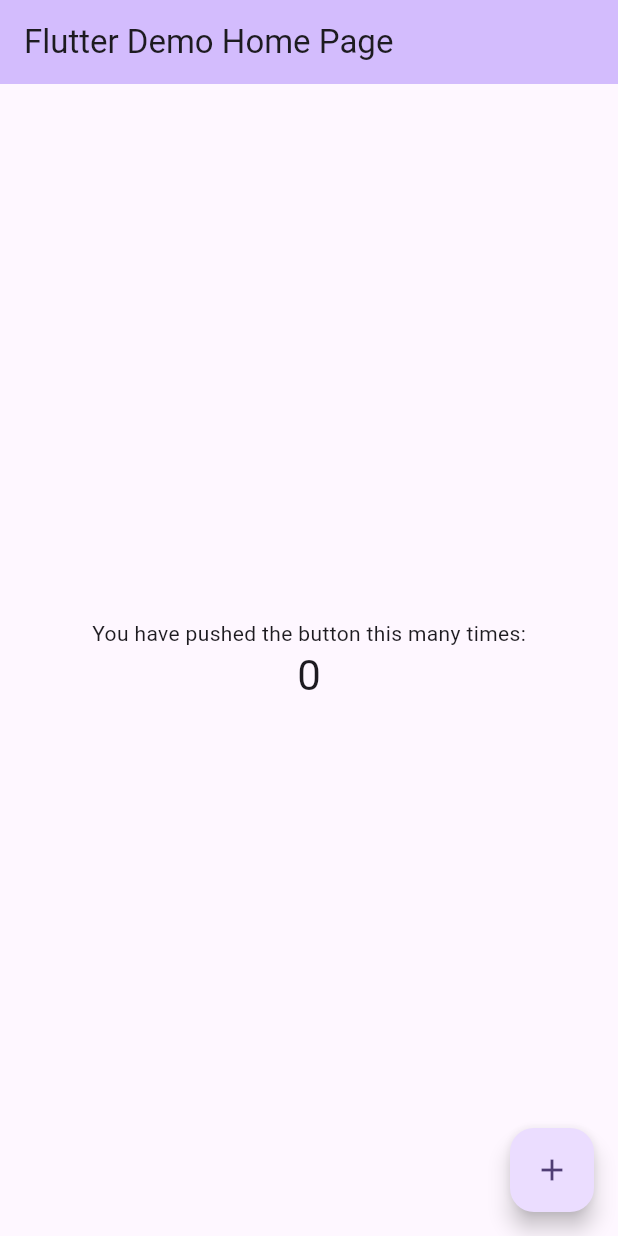
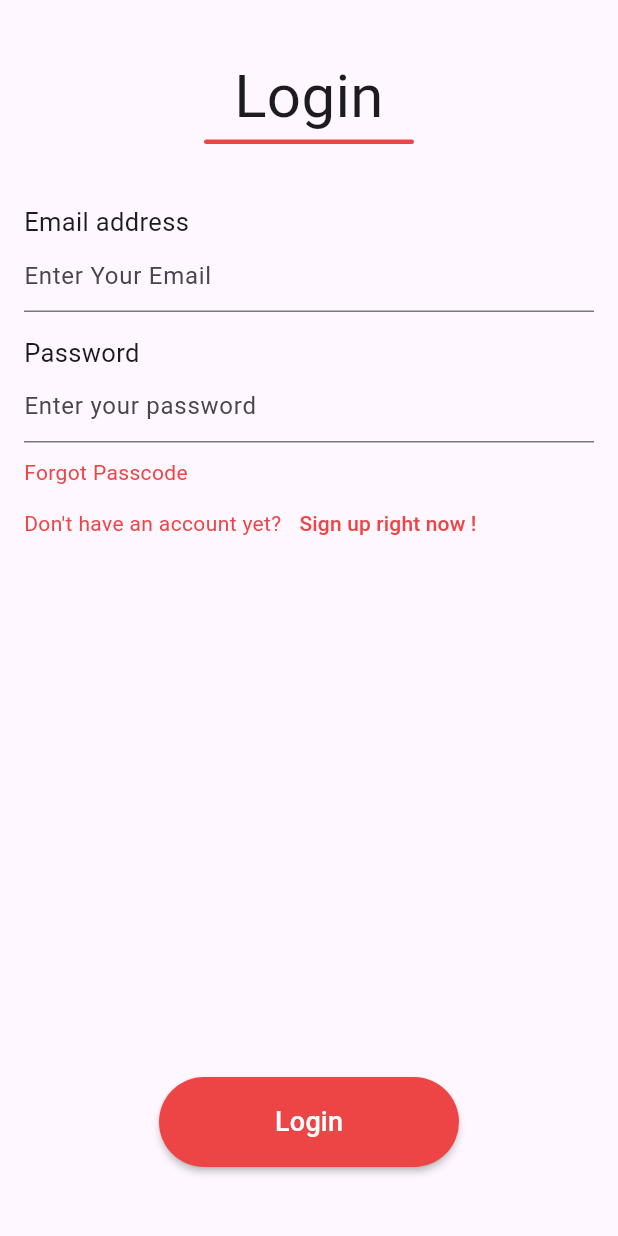
Before and after one commit to JunChen04/NEUC-s-Cuisine, a Flutter app: the screen it shows after launch, on a phone screen of 412 x 824 dp. Run offline on Flutter 3.47's test engine with Material 3 defaults, Android fonts, the phone set to English and light mode, and no system bars.

Commit message:
This is login page

```diff
--- /dev/null
+++ b/lib/login.dart
@@ -0,0 +1,123 @@
+import 'package:flutter/material.dart';
+import 'package:flutter/widgets.dart';
+
+class LoginPage extends StatelessWidget {
+  const LoginPage({super.key});
+
+  @override
+  Widget build(BuildContext context) {
+    return Scaffold(
+      body: Padding(
+        padding: EdgeInsets.all(16.0),
+        child: Column(
+          crossAxisAlignment: CrossAxisAlignment.start,
+          children: [
+            SizedBox(height: 20),
+            Center(
+              child: Text(
+                'Login',
+                textAlign: TextAlign.center,
+                style: TextStyle(fontSize: 40),
+              ),
+            ),
+            Center(
+              child: Container(
+                width: 140,
+                height: 3,
+                decoration: BoxDecoration(
+                  borderRadius: BorderRadius.circular(10),
+                  color: Color(0xffED4545),
+                ),
+              ),
+            ),
+            SizedBox(height: 40),
+            Text(
+              'Email address',
+              style: TextStyle(fontSize: 17),
+            ),
+            TextField(
+              decoration: InputDecoration(
+                border: UnderlineInputBorder(),
+                hintText: 'Enter Your Email',
+              ),
+            ),
+            SizedBox(height: 15),
+            Text(
+              'Password',
+              style: TextStyle(fontSize: 17),
+            ),
+            TextField(
+              decoration: InputDecoration(
+                border: UnderlineInputBorder(),
+                hintText: 'Enter your password',
+              ),
+            ),
+            SizedBox(
+              height: 10,
+            ),
+            Text(
+              'Forgot Passcode',
+              style: TextStyle(color: Color(0xffED4545)),
+            ),
+            // GestureDetector(
+            //   onTap: () {
+            //     Navigator.push(
+            //       context,
+            //       MaterialPageRoute(builder: (context) => const SignUpPage()),
+            //     );
+            //   },
+            //   child: const Text(
+            //     "Don't have an account yet? Sign up right now !",
+            //     style: TextStyle(
+            //       color: Colors.blue,
+            //       decoration: TextDecoration.underline,
+            //     ),
+            //   ),
+            // )
+            Row(
+              children: [
+                Text(
+                  "Don't have an account yet?",
+                  style: TextStyle(color: Color(0xffED4545)),
+                ),
+                TextButton(
+                    onPressed: () {
+                      // Handle login logic here
+                    },
+                    child: Text(
+                      "Sign up right now !",
+                      style: TextStyle(color: Color(0xffED4545)),
+                    ))
+              ],
+            ),
+            Spacer(),
+            Padding(
+              padding: EdgeInsets.only(bottom: 30),
+              child: Center(
+                child: SizedBox(
+                  width: 200,
+                  height: 60,
+                  child: MaterialButton(
+                    color: Color(0xffED4545),
+                    textColor: Colors.white,
+                    onPressed: () {
+                      // Handle login logic here
+                    },
+                    child: Text(
+                      'Login',
+                      style: TextStyle(fontSize: 18),
+                    ),
+                    shape: RoundedRectangleBorder(
+                        borderRadius: BorderRadius.circular(
+                            30) // Change border radius here
+                        ),
+                  ),
+                ),
+              ),
+            ),
+          ],
+        ),
+      ),
+    );
+  }
+}
--- a/lib/main.dart
+++ b/lib/main.dart
@@ -1,4 +1,5 @@
 import 'package:flutter/material.dart';
+import 'package:neuc_cuisine/login.dart';
 
 void main() {
   runApp(const MyApp());
@@ -31,7 +32,7 @@
         colorScheme: ColorScheme.fromSeed(seedColor: Colors.deepPurple),
         useMaterial3: true,
       ),
-      home: const MyHomePage(title: 'Flutter Demo Home Page'),
+      home: const LoginPage(),
     );
   }
 }
@@ -123,3 +124,94 @@
     );
   }
 }
+
+
+// import 'package:flutter/material.dart';
+
+// void main() {
+//   runApp(const MyApp());
+// }
+
+// class MyApp extends StatelessWidget {
+//   const MyApp({super.key});
+
+//   @override
+//   Widget build(BuildContext context) {
+//     return MaterialApp(
+//       title: 'Login Page',
+//       theme: ThemeData(
+//         colorScheme: ColorScheme.fromSeed(seedColor: Colors.deepPurple),
+//         useMaterial3: true,
+//       ),
+//       home: const Scaffold(
+//         body: LoginPage(),
+//       ),
+//     );
+//   }
+// }
+
+// class LoginPage extends StatefulWidget {
+//   const LoginPage({super.key});
+
+//   @override
+//   State<LoginPage> createState() => _LoginPageState();
+// }
+
+// class _LoginPageState extends State<LoginPage> {
+//   final TextEditingController _usernameController = TextEditingController();
+//   final TextEditingController _passwordController = TextEditingController();
+
+//   void _login() {
+//     final String username = _usernameController.text;
+//     final String password = _passwordController.text;
+
+//     if (username == 'admin' && password == 'admin') {
+//       ScaffoldMessenger.of(context).showSnackBar(
+//         const SnackBar(content: Text('Login Successful')),
+//       );
+//     } else {
+//       ScaffoldMessenger.of(context).showSnackBar(
+//         const SnackBar(content: Text('Invalid Credentials')),
+//       );
+//     }
+//   }
+
+//   @override
+//   Widget build(BuildContext context) {
+//     return Scaffold(
+//       appBar: AppBar(
+//         title: const Text('Login Page'),
+//         backgroundColor: Theme.of(context).colorScheme.inversePrimary,
+//       ),
+//       body: Center(
+//         child: Padding(
+//           padding: const EdgeInsets.all(16.0),
+//           child: Column(
+//             mainAxisAlignment: MainAxisAlignment.center,
+//             children: <Widget>[
+//               TextField(
+//                 controller: _usernameController,
+//                 decoration: const InputDecoration(
+//                   labelText: 'Username',
+//                 ),
+//               ),
+//               const SizedBox(height: 16),
+//               TextField(
+//                 controller: _passwordController,
+//                 decoration: const InputDecoration(
+//                   labelText: 'Password',
+//                 ),
+//                 obscureText: true,
+//               ),
+//               const SizedBox(height: 32),
+//               ElevatedButton(
+//                 onPressed: _login,
+//                 child: const Text('Login'),
+//               ),
+//             ],
+//           ),
+//         ),
+//       ),
+//     );
+//   }
+// }
```
